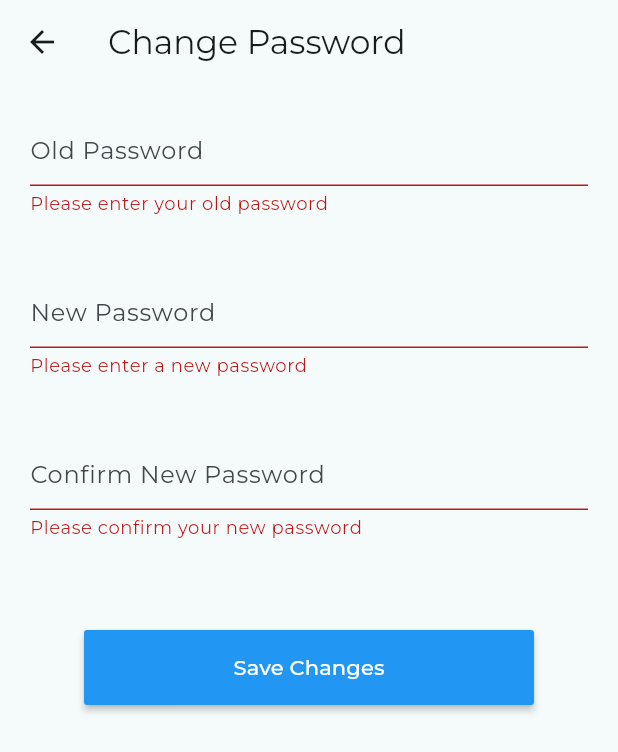
After one commit to mydeptrai2107/chatapp, a Flutter app: the ChangePasswordPage screen opened directly, after a tap on "Save Changes", on a phone screen of 412 x 824 dp. The commit adds this screen. Shown: the top 752 px of the screen. Run offline on Flutter 3.47's test engine with Material 3 defaults, Android fonts, the phone set to English and light mode, and no system bars; our stand-ins replace adaptive_theme, animated_bottom_navigation_bar, cached_network_image, cloud_firestore, dash_chat_2, file_picker and 7 more; accounts and stored records are empty; network calls fail.

Commit message:
add change password

```diff
--- a/lib/Pages/auth_page.dart
+++ b/lib/Pages/auth_page.dart
@@ -50,6 +50,7 @@ class _AuthPageState extends State<AuthPage> {
           return null;
         },
         onLogin: (data) async {
+          try {
             User? user = await firebaseProvider.firebaseServices
                 .signInWithEmailAndPassword(data.name, data.password);
             if (user != null) {
@@ -63,6 +64,9 @@ class _AuthPageState extends State<AuthPage> {
               return "Login failed!\nInvalid email or password";
             }
             return null;
+          } on Exception catch (e) {
+            return e.toString();
+          }
         },
         onRecoverPassword: (email) async {
           await firebaseProvider.firebaseServices.sendPasswordResetEmail(email);
--- /dev/null
+++ b/lib/Pages/change_password_page.dart
@@ -0,0 +1,173 @@
+// ignore_for_file: use_build_context_synchronously
+
+import 'package:flutter/material.dart';
+import 'package:firebase_auth/firebase_auth.dart';
+
+class ChangePasswordPage extends StatefulWidget {
+  const ChangePasswordPage({super.key});
+
+  @override
+  State<ChangePasswordPage> createState() => _ChangePasswordPageState();
+}
+
+class _ChangePasswordPageState extends State<ChangePasswordPage> {
+  final oldController = TextEditingController();
+  final newController = TextEditingController();
+  final confController = TextEditingController();
+  final _formKey = GlobalKey<FormState>();
+  bool _isLoading = false;
+
+  @override
+  Widget build(BuildContext context) {
+    return Scaffold(
+      appBar: AppBar(
+        title: const Text('Change Password'),
+      ),
+      body: Form(
+        key: _formKey,
+        child: SingleChildScrollView(
+          child: Column(
+            children: [
+              Padding(
+                padding: const EdgeInsets.all(20.0),
+                child: TextFormField(
+                  decoration: const InputDecoration(hintText: "Old Password"),
+                  controller: oldController,
+                  obscureText: true,
+                  validator: (value) {
+                    if (value == null || value.isEmpty) {
+                      return 'Please enter your old password';
+                    }
+                    return null;
+                  },
+                ),
+              ),
+              Padding(
+                padding: const EdgeInsets.all(20.0),
+                child: TextFormField(
+                  decoration: const InputDecoration(hintText: "New Password"),
+                  controller: newController,
+                  obscureText: true,
+                  validator: (value) {
+                    if (value == null || value.isEmpty) {
+                      return 'Please enter a new password';
+                    } else if (value.length < 6) {
+                      return 'Password must be at least 6 characters';
+                    }
+                    return null;
+                  },
+                ),
+              ),
+              Padding(
+                padding: const EdgeInsets.all(20.0),
+                child: TextFormField(
+                  decoration:
+                      const InputDecoration(hintText: "Confirm New Password"),
+                  controller: confController,
+                  obscureText: true,
+                  validator: (value) {
+                    if (value == null || value.isEmpty) {
+                      return 'Please confirm your new password';
+                    } else if (value != newController.text) {
+                      return 'Passwords do not match';
+                    }
+                    return null;
+                  },
+                ),
+              ),
+              Padding(
+                padding: const EdgeInsets.only(top: 40.0),
+                child: SizedBox(
+                  width: 300,
+                  height: 50,
+                  child: MaterialButton(
+                    color: Colors.blue,
+                    onPressed: _isLoading
+                        ? null
+                        : () async {
+                            if (_formKey.currentState!.validate()) {
+                              await _changePassword();
+                            }
+                          },
+                    child: _isLoading
+                        ? const CircularProgressIndicator(color: Colors.white)
+                        : const Text(
+                            "Save Changes",
+                            style: TextStyle(color: Colors.white),
+                          ),
+                  ),
+                ),
+              )
+            ],
+          ),
+        ),
+      ),
+    );
+  }
+
+  Future<void> _changePassword() async {
+    setState(() {
+      _isLoading = true;
+    });
+
+    try {
+      // Get current user
+      final user = FirebaseAuth.instance.currentUser;
+
+      if (user == null) {
+        throw FirebaseAuthException(
+            code: 'user-not-logged-in', message: 'User not logged in');
+      }
+
+      // Re-authenticate the user with the old password
+      final cred = EmailAuthProvider.credential(
+          email: user.email!, password: oldController.text);
+
+      await user.reauthenticateWithCredential(cred);
+
+      // Update the password
+      await user.updatePassword(newController.text);
+
+      ScaffoldMessenger.of(context).showSnackBar(
+        const SnackBar(
+          content: Text('Password changed successfully!'),
+          backgroundColor: Colors.green,
+        ),
+      );
+
+      // Clear fields
+      oldController.clear();
+      newController.clear();
+      confController.clear();
+    } on FirebaseAuthException catch (e) {
+      String errorMessage = 'An error occurred';
+      if (e.code == 'wrong-password') {
+        errorMessage = 'Old password is incorrect';
+      } else if (e.code == 'weak-password') {
+        errorMessage = 'New password is too weak';
+      } else if (e.code == 'requires-recent-login') {
+        errorMessage =
+            'Please log in again to change your password due to security reasons';
+      }
+
+      ScaffoldMessenger.of(context).showSnackBar(
+        SnackBar(
+          content: Text(errorMessage),
+          backgroundColor: Colors.red,
+        ),
+      );
+    } finally {
+      setState(() {
+        _isLoading = false;
+      });
+    }
+  }
+
+  @override
+  void dispose() {
+    oldController.dispose();
+    newController.dispose();
+    confController.dispose();
+    super.dispose();
+  }
+}
```
Also changed, not shown: lib/Pages/home_page.dart (+30 -16 lines). Lines whose indentation alone changed are shown as unchanged.
